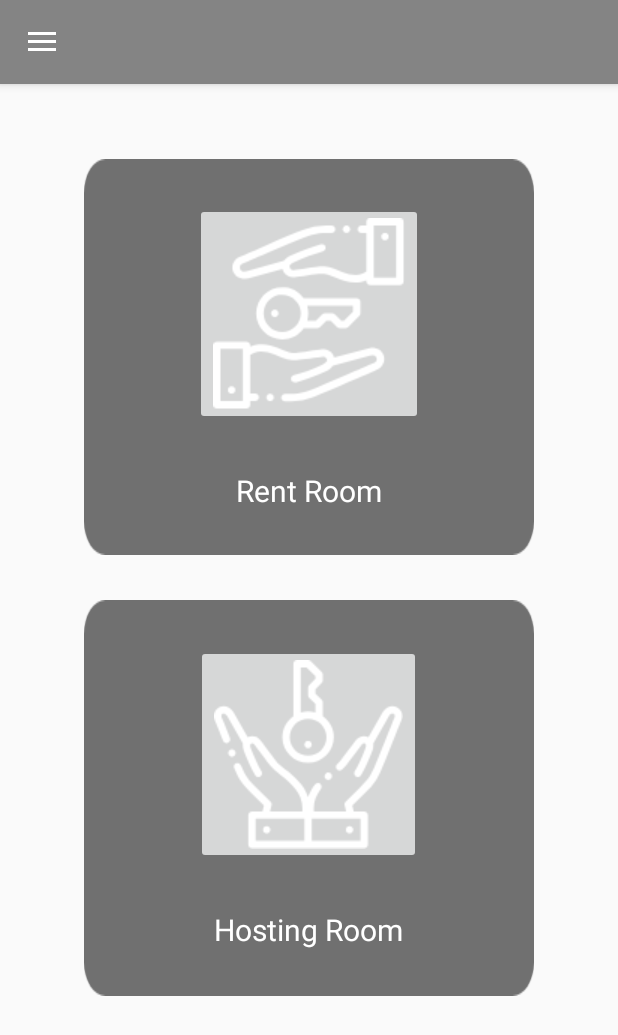
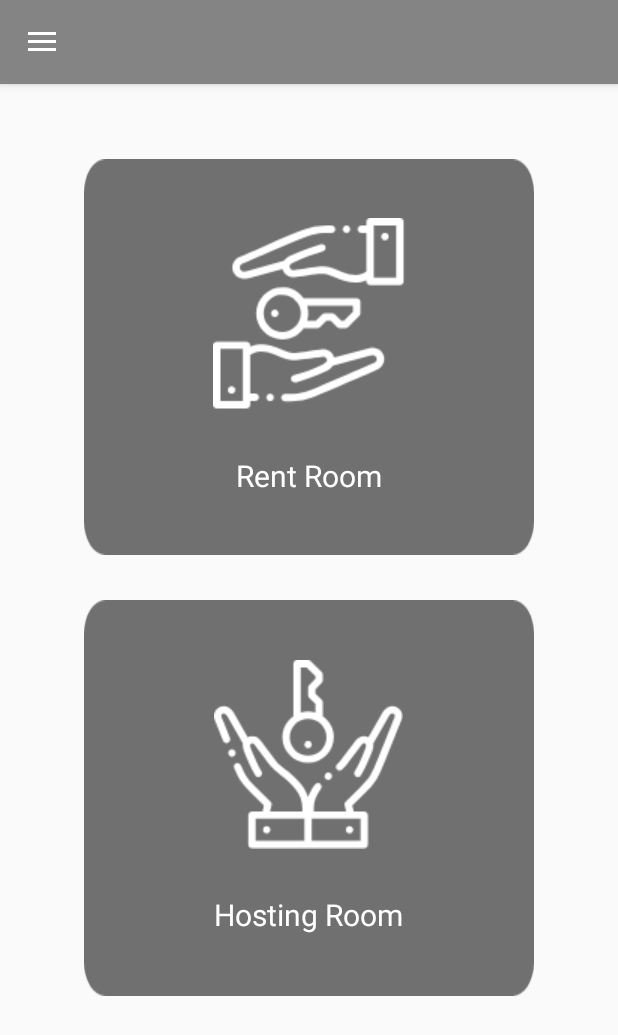
Before and after one commit to KoTA-101/Android-Development-TA, an Android app: the screen it shows after launch (DashboardActivity), on a phone screen of 412 x 824 dp. Shown: the top 1035 px of the screen. Run offline under Robolectric (Android 15) with nearby library versions, the phone set to English and light mode, and no system bars; our stand-ins replace ButterKnife.

Commit message:
Bug Fixing

```diff
--- a/InnStant_v0/app/src/main/AndroidManifest.xml
+++ b/InnStant_v0/app/src/main/AndroidManifest.xml
@@ -26,11 +26,11 @@
         -->
         <meta-data
             android:name="OnlineMaps.Key"
-            android:value="@string/tomtom_api_key" />
+            android:value="@string/online_maps_key" />
 
         <meta-data
             android:name="OnlineSearch.Key"
-            android:value="@string/tomtom_api_key" />
+            android:value="@string/online_search_key" />
 
         <activity
             android:name=".ui.SetLocationActivity"
--- a/InnStant_v0/app/src/main/java/com/example/innstant/ui/DashboardActivity.java
+++ b/InnStant_v0/app/src/main/java/com/example/innstant/ui/DashboardActivity.java
@@ -6,6 +6,7 @@ import android.view.Menu;
 import android.view.MenuItem;
 import android.view.View;
 import android.widget.ImageButton;
+import android.widget.ImageView;
 
 import androidx.appcompat.app.ActionBarDrawerToggle;
 import androidx.appcompat.app.AppCompatActivity;
@@ -26,9 +27,9 @@ public class DashboardActivity extends AppCompatActivity
     @BindView(R.id.toolbar)
     Toolbar toolbar;
     @BindView(R.id.rent)
-    ImageButton rent;
+    ImageView rent;
     @BindView(R.id.hosting)
-    ImageButton hosting;
+    ImageView hosting;
     @BindView(R.id.nav_view)
     NavigationView navView;
     @BindView(R.id.drawer_layout)
--- a/InnStant_v0/app/src/main/res/layout/content_main.xml
+++ b/InnStant_v0/app/src/main/res/layout/content_main.xml
@@ -19,55 +19,47 @@
         <LinearLayout
             android:layout_width="300dp"
             android:layout_height="wrap_content"
+
             android:background="@mipmap/backdash"
             android:gravity="center"
             android:orientation="vertical">
 
-            <ImageButton
+            <ImageView
                 android:id="@+id/rent"
                 android:layout_width="wrap_content"
                 android:layout_height="wrap_content"
                 android:src="@mipmap/host" />
 
-            <Space
-                android:layout_width="wrap_content"
-                android:layout_height="30dp" />
-
             <TextView
                 android:layout_width="wrap_content"
                 android:layout_height="wrap_content"
+                android:layout_marginTop="30dp"
                 android:text="Rent Room"
                 android:textColor="#fff"
-                android:textSize="20dp" />
+                android:textSize="20sp" />
         </LinearLayout>
-
-        <Space
-            android:layout_width="wrap_content"
-            android:layout_height="30dp" />
 
         <LinearLayout
             android:layout_width="300dp"
             android:layout_height="wrap_content"
+            android:layout_marginTop="30dp"
             android:background="@mipmap/backdash"
             android:gravity="center"
             android:orientation="vertical">
 
-            <ImageButton
+            <ImageView
                 android:id="@+id/hosting"
                 android:layout_width="wrap_content"
                 android:layout_height="wrap_content"
                 android:src="@mipmap/rent" />
 
-            <Space
-                android:layout_width="wrap_content"
-                android:layout_height="30dp" />
-
             <TextView
                 android:layout_width="wrap_content"
                 android:layout_height="wrap_content"
+                android:layout_marginTop="30dp"
                 android:text="Hosting Room"
                 android:textColor="#fff"
-                android:textSize="20dp" />
+                android:textSize="20sp" />
         </LinearLayout>
 
     </LinearLayout>
```
Also changed, not shown: InnStant_v0/app/build.gradle (+8 -4 lines).
